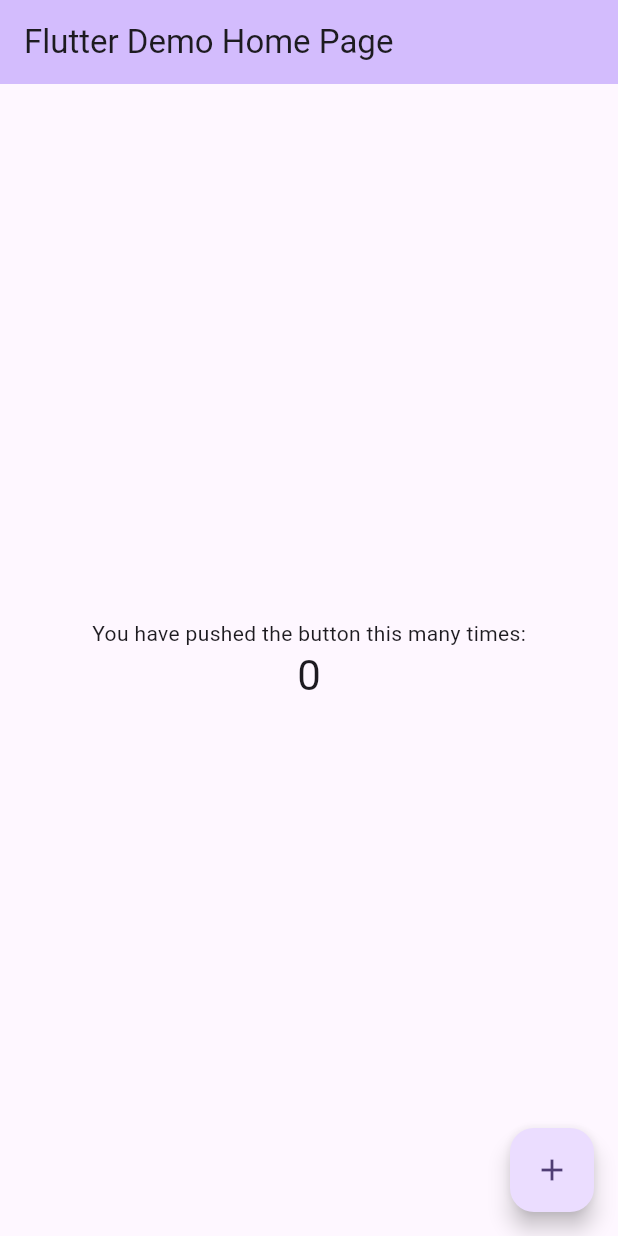
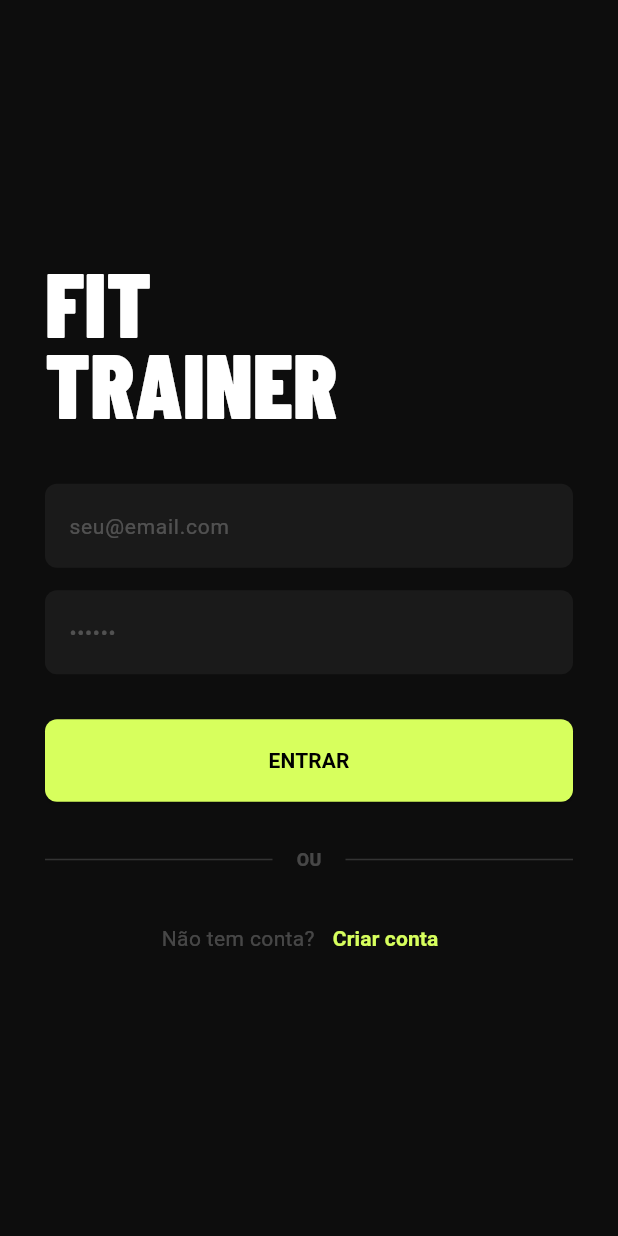
Before and after one commit to tayna01/fitness-mobile-flutter, a Flutter app: the screen it shows after launch, on a phone screen of 412 x 824 dp. Run offline on Flutter 3.47's test engine with Material 3 defaults, Android fonts, the phone set to English and light mode, and no system bars; our stand-ins replace google_fonts.

Commit message:
feat: adiciona tela de login

```diff
--- /dev/null
+++ b/lib/core/utils/app_colors.dart
@@ -0,0 +1,12 @@
+import 'package:flutter/material.dart';
+
+class AppColors {
+  static const Color background = Color(0xFF0D0D0D);
+  static const Color surface = Color(0xFF1A1A1A);
+
+  static const Color primary = Color(0xFFD7FF5D);
+  static const Color secondary = Color(0xFF333333);
+
+  static const Color textPrimary = Colors.white;
+  static const Color textSecondary = Colors.white24;
+}
--- a/lib/main.dart
+++ b/lib/main.dart
@@ -1,3 +1,4 @@
+import 'package:fitness_mobile_flutter/screens/login.dart';
 import 'package:flutter/material.dart';
 
 void main() {
@@ -7,116 +8,12 @@ void main() {
 class MyApp extends StatelessWidget {
   const MyApp({super.key});
 
-  // This widget is the root of your application.
   @override
   Widget build(BuildContext context) {
     return MaterialApp(
-      title: 'Flutter Demo',
-      theme: ThemeData(
-        // This is the theme of your application.
-        //
-        // TRY THIS: Try running your application with "flutter run". You'll see
-        // the application has a purple toolbar. Then, without quitting the app,
-        // try changing the seedColor in the colorScheme below to Colors.green
-        // and then invoke "hot reload" (save your changes or press the "hot
-        // reload" button in a Flutter-supported IDE, or press "r" if you used
-        // the command line to start the app).
-        //
-        // Notice that the counter didn't reset back to zero; the application
-        // state is not lost during the reload. To reset the state, use hot
-        // restart instead.
-        //
-        // This works for code too, not just values: Most code changes can be
-        // tested with just a hot reload.
-        colorScheme: .fromSeed(seedColor: Colors.deepPurple),
-      ),
-      home: const MyHomePage(title: 'Flutter Demo Home Page'),
+      title: 'Fit Trainer App',
+      debugShowCheckedModeBanner: false,
+      home: LoginScreen(),
     );
   }
 }
-
-class MyHomePage extends StatefulWidget {
-  const MyHomePage({super.key, required this.title});
-
-  // This widget is the home page of your application. It is stateful, meaning
-  // that it has a State object (defined below) that contains fields that affect
-  // how it looks.
-
-  // This class is the configuration for the state. It holds the values (in this
-  // case the title) provided by the parent (in this case the App widget) and
-  // used by the build method of the State. Fields in a Widget subclass are
-  // always marked "final".
-
-  final String title;
-
-  @override
-  State<MyHomePage> createState() => _MyHomePageState();
-}
-
-class _MyHomePageState extends State<MyHomePage> {
-  int _counter = 0;
-
-  void _incrementCounter() {
-    setState(() {
-      // This call to setState tells the Flutter framework that something has
-      // changed in this State, which causes it to rerun the build method below
-      // so that the display can reflect the updated values. If we changed
-      // _counter without calling setState(), then the build method would not be
-      // called again, and so nothing would appear to happen.
-      _counter++;
-    });
-  }
-
-  @override
-  Widget build(BuildContext context) {
-    // This method is rerun every time setState is called, for instance as done
-    // by the _incrementCounter method above.
-    //
-    // The Flutter framework has been optimized to make rerunning build methods
-    // fast, so that you can just rebuild anything that needs updating rather
-    // than having to individually change instances of widgets.
-    return Scaffold(
-      appBar: AppBar(
-        // TRY THIS: Try changing the color here to a specific color (to
-        // Colors.amber, perhaps?) and trigger a hot reload to see the AppBar
-        // change color while the other colors stay the same.
-        backgroundColor: Theme.of(context).colorScheme.inversePrimary,
-        // Here we take the value from the MyHomePage object that was created by
-        // the App.build method, and use it to set our appbar title.
-        title: Text(widget.title),
-      ),
-      body: Center(
-        // Center is a layout widget. It takes a single child and positions it
-        // in the middle of the parent.
-        child: Column(
-          // Column is also a layout widget. It takes a list of children and
-          // arranges them vertically. By default, it sizes itself to fit its
-          // children horizontally, and tries to be as tall as its parent.
-          //
-          // Column has various properties to control how it sizes itself and
-          // how it positions its children. Here we use mainAxisAlignment to
-          // center the children vertically; the main axis here is the vertical
-          // axis because Columns are vertical (the cross axis would be
-          // horizontal).
-          //
-          // TRY THIS: Invoke "debug painting" (choose the "Toggle Debug Paint"
-          // action in the IDE, or press "p" in the console), to see the
-          // wireframe for each widget.
-          mainAxisAlignment: .center,
-          children: [
-            const Text('You have pushed the button this many times:'),
-            Text(
-              '$_counter',
-              style: Theme.of(context).textTheme.headlineMedium,
-            ),
-          ],
-        ),
-      ),
-      floatingActionButton: FloatingActionButton(
-        onPressed: _incrementCounter,
-        tooltip: 'Increment',
-        child: const Icon(Icons.add),
-      ),
-    );
-  }
-}
--- /dev/null
+++ b/lib/screens/login.dart
@@ -0,0 +1,137 @@
+import 'package:fitness_mobile_flutter/core/utils/app_colors.dart';
+import 'package:flutter/material.dart';
+import 'package:google_fonts/google_fonts.dart';
+
+class LoginScreen extends StatelessWidget {
+  const LoginScreen({super.key});
+
+  @override
+  Widget build(BuildContext context) {
+    return Scaffold(
+      backgroundColor: AppColors.background,
+      body: Padding(
+        padding: const EdgeInsets.all(30.0),
+        child: Column(
+          mainAxisAlignment: MainAxisAlignment.center,
+          crossAxisAlignment: CrossAxisAlignment.stretch,
+          children: [
+            Text(
+              'FIT\nTRAINER',
+              style: GoogleFonts.barlowCondensed(
+                color: AppColors.textPrimary,
+                fontSize: 60,
+                fontWeight: FontWeight.w900,
+                height: 0.9,
+              ),
+            ),
+
+            const SizedBox(height: 40),
+
+            TextField(
+              style: const TextStyle(color: AppColors.textPrimary),
+              decoration: InputDecoration(
+                hintText: 'seu@email.com',
+                hintStyle: const TextStyle(
+                  fontSize: 14,
+                  color: AppColors.textSecondary,
+                ),
+                filled: true,
+                fillColor: AppColors.surface,
+                border: OutlineInputBorder(
+                  borderRadius: BorderRadius.circular(8),
+                  borderSide: BorderSide.none,
+                ),
+              ),
+            ),
+
+            const SizedBox(height: 15),
+
+            TextField(
+              obscureText: true,
+              style: const TextStyle(color: AppColors.textPrimary),
+              decoration: InputDecoration(
+                hintText: '••••••',
+                hintStyle: const TextStyle(
+                  fontSize: 14,
+                  color: AppColors.textSecondary,
+                ),
+                filled: true,
+                fillColor: AppColors.surface,
+                border: OutlineInputBorder(
+                  borderRadius: BorderRadius.circular(8),
+                  borderSide: BorderSide.none,
+                ),
+              ),
+            ),
+
+            const SizedBox(height: 30),
+
+            SizedBox(
+              height: 55,
+              child: ElevatedButton(
+                onPressed: () {},
+                style: ElevatedButton.styleFrom(
+                  backgroundColor: AppColors.primary,
+                  foregroundColor: Colors.black,
+                  shape: RoundedRectangleBorder(
+                    borderRadius: BorderRadius.circular(8),
+                  ),
+                ),
+                child: const Text(
+                  'ENTRAR',
+                  style: TextStyle(fontWeight: FontWeight.bold),
+                ),
+              ),
+            ),
+
+            const SizedBox(height: 30),
+
+            Row(
+              children: [
+                const Expanded(
+                  child: Divider(color: AppColors.secondary, thickness: 1),
+                ),
+                Padding(
+                  padding: const EdgeInsets.symmetric(horizontal: 16),
+                  child: Text(
+                    'OU',
+                    style: TextStyle(
+                      color: AppColors.textSecondary,
+                      fontSize: 12,
+                      fontWeight: FontWeight.bold,
+                    ),
+                  ),
+                ),
+                const Expanded(
+                  child: Divider(color: AppColors.secondary, thickness: 1),
+                ),
+              ],
+            ),
+
+            const SizedBox(height: 20),
+
+            Row(
+              mainAxisAlignment: MainAxisAlignment.center,
+              children: [
+                const Text(
+                  'Não tem conta?',
+                  style: TextStyle(color: AppColors.textSecondary),
+                ),
+                TextButton(
+                  onPressed: () {},
+                  child: const Text(
+                    'Criar conta',
+                    style: TextStyle(
+                      color: AppColors.primary,
+                      fontWeight: FontWeight.bold,
+                    ),
+                  ),
+                ),
+              ],
+            ),
+          ],
+        ),
+      ),
+    );
+  }
+}
--- a/pubspec.yaml
+++ b/pubspec.yaml
@@ -30,6 +30,7 @@ environment:
 dependencies:
   flutter:
     sdk: flutter
+  google_fonts: ^8.0.2
 
   # The following adds the Cupertino Icons font to your application.
   # Use with the CupertinoIcons class for iOS style icons.
```
Also changed, not shown: pubspec.lock.
